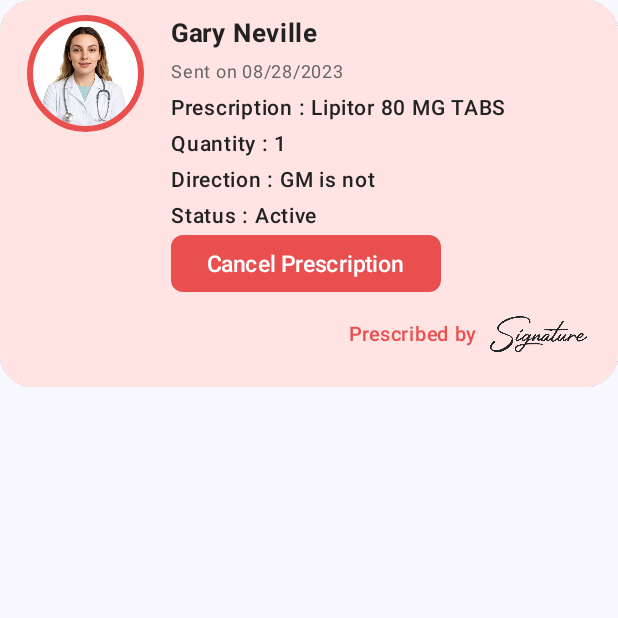
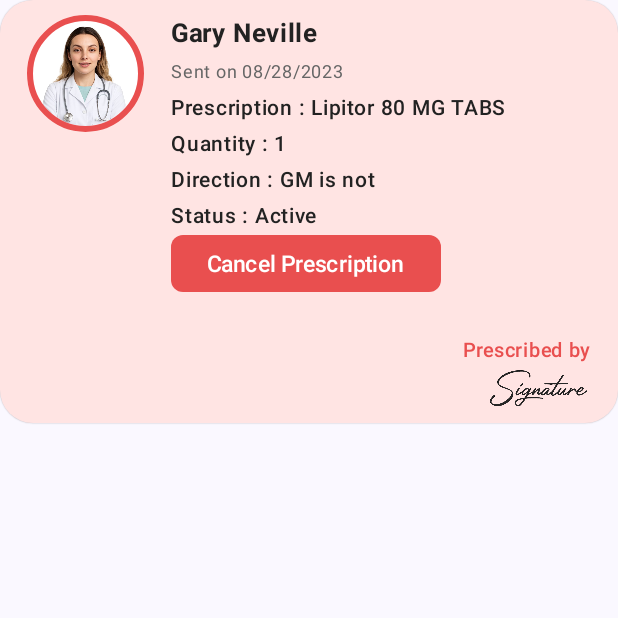
Before and after one commit to salmanmallah/Android-App-Emcura, an Android app built with Jetpack Compose: the composable CancelPrescriptionCard shown on its own in the app's theme, on a phone screen of 412 x 824 dp, the top half of it. Run offline under Robolectric (Android 15) with nearby library versions, the phone set to English and light mode, and no system bars.

Commit message:
STABLE COMMIT V8,  Prescription screen completed

```diff
--- a/app/src/main/java/com/app/splashscreen/ui/components/CancelPrescriptionCard.kt
+++ b/app/src/main/java/com/app/splashscreen/ui/components/CancelPrescriptionCard.kt
@@ -167,6 +167,14 @@ fun CancelPrescriptionCard(
                 horizontalArrangement = Arrangement.End,
                 verticalAlignment = Alignment.CenterVertically
             ) {
+
+            }
+            Spacer(modifier = Modifier.height(12.dp))
+
+            Column(
+                modifier = Modifier.fillMaxWidth(),
+                horizontalAlignment = Alignment.End
+            ) {
                 Text(
                     text = "Prescribed by",
                     color = Color(0xFFE94F4F),
@@ -181,14 +189,6 @@ fun CancelPrescriptionCard(
                         .size(width = 70.dp, height = 26.dp),
                     contentScale = ContentScale.Fit
                 )
-            }
-            Spacer(modifier = Modifier.height(12.dp))
-
-            // Cancel Prescription Button
-            Row(
-                modifier = Modifier.fillMaxWidth(),
-                horizontalArrangement = Arrangement.Absolute.Right
-            ) {
 
             }
         }
```
